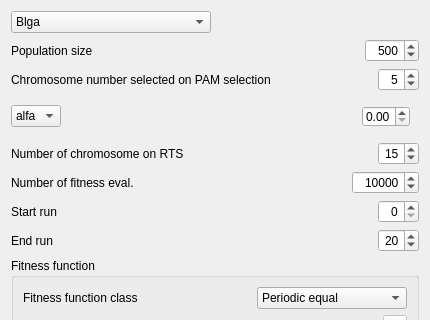
The window that pyblga/gui/dialogs/run_dialog.ui (rafaduran/rdc-blga) describes before a commit, drawn with Qt 5; both pictures show x 0 to 430 and y 0 to 320 of the 430 by 590 pixel window.
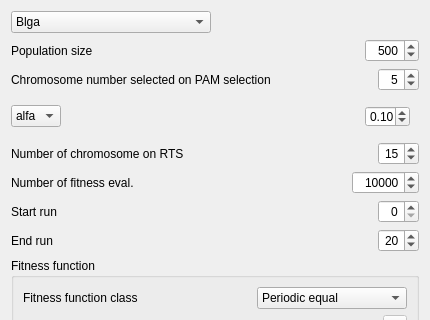
The same window after the commit. The open tabs and pages were chosen to show the change.

Commit message: Fixed "r" ranges on run_dialog.ui template

Patch:
```diff
--- a/pyblga/gui/dialogs/run_dialog.ui
+++ b/pyblga/gui/dialogs/run_dialog.ui
@@ -225,6 +225,15 @@
            <property name="alignment">
             <set>Qt::AlignRight|Qt::AlignTrailing|Qt::AlignVCenter</set>
            </property>
+           <property name="maximum">
+            <double>1.000000000000000</double>
+           </property>
+           <property name="singleStep">
+            <double>0.010000000000000</double>
+           </property>
+           <property name="value">
+            <double>0.100000000000000</double>
+           </property>
           </widget>
          </item>
         </layout>
```
Left out of the diff: 2 changed lines with no effect on the pictures.
